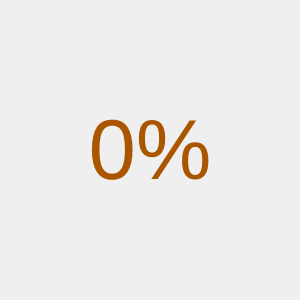
This is dialogloadding.ui in superp2017/FtpUpdate as Qt 5 draws it before an edit. The edited form follows.
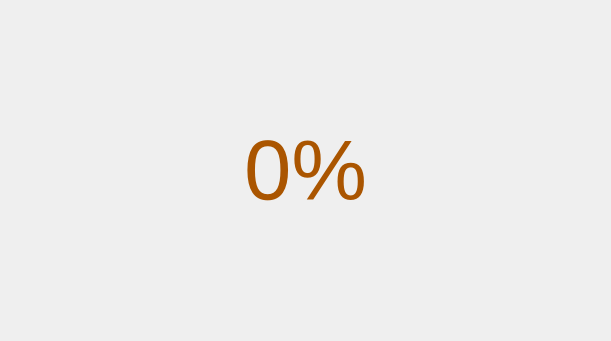
This is the edited form.

Patch:
```diff
--- a/dialogloadding.ui
+++ b/dialogloadding.ui
@@ -6,8 +6,8 @@
    <rect>
     <x>0</x>
     <y>0</y>
-    <width>300</width>
-    <height>300</height>
+    <width>611</width>
+    <height>341</height>
    </rect>
   </property>
   <property name="windowTitle">
```
